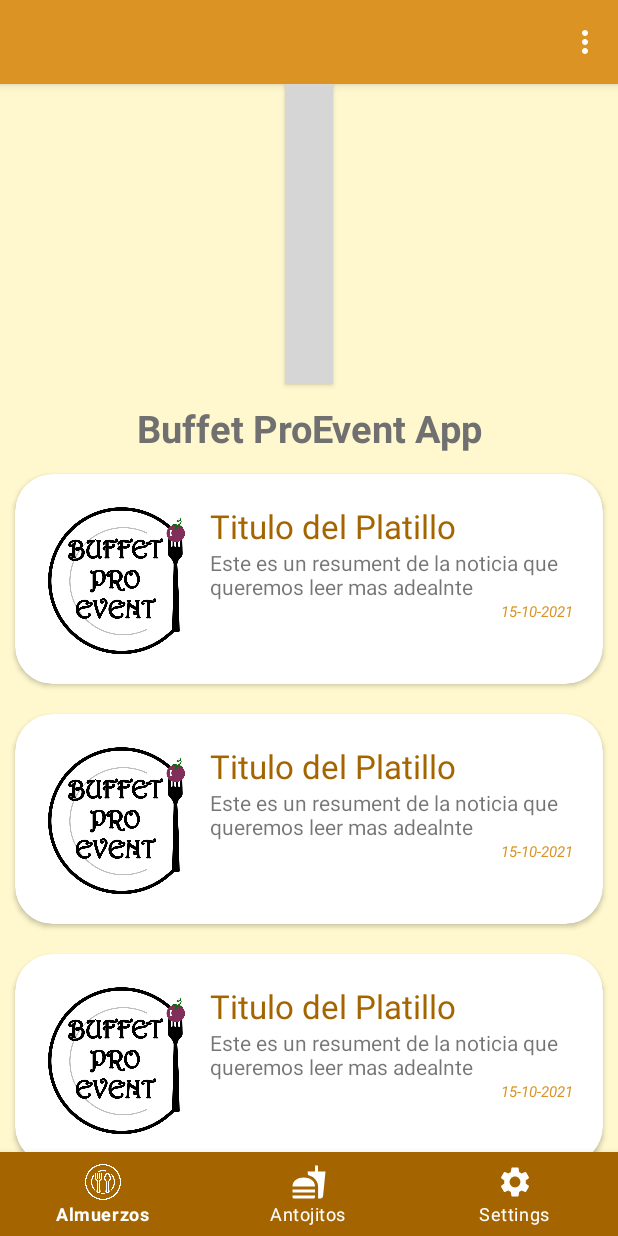
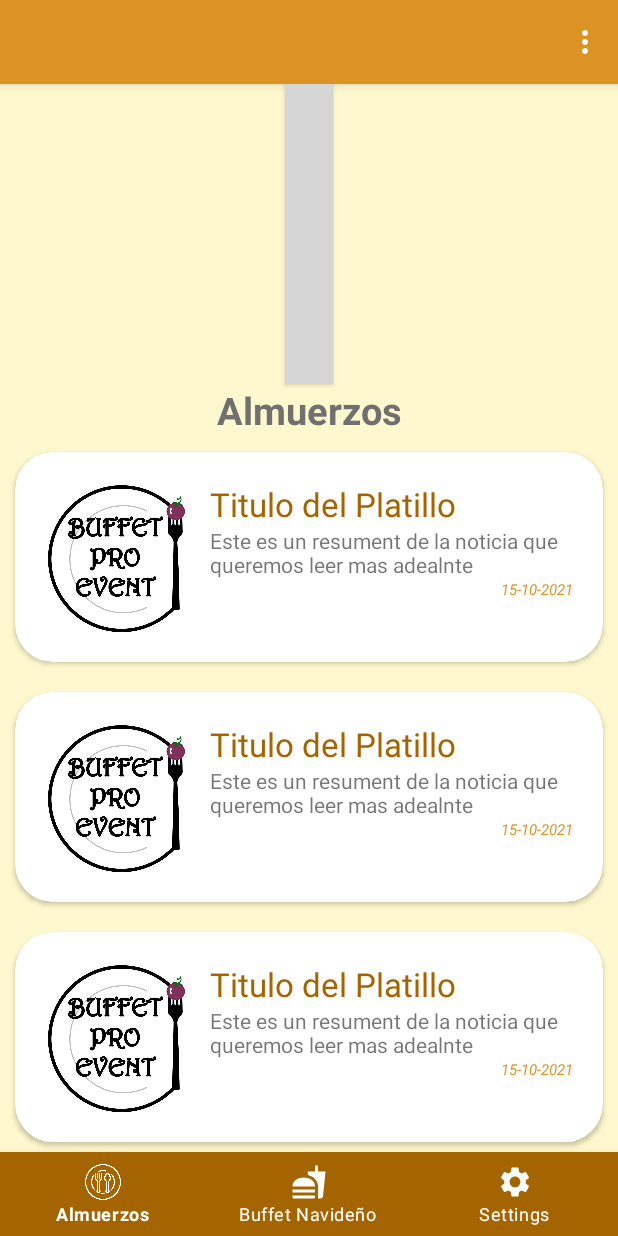
Before and after one commit to mrgomezsv/Buffet_Project, an Android app: the screen it shows after launch once a user with an empty profile is signed in (HomeActivity), on a phone screen of 412 x 824 dp. Run offline under Robolectric (Android 15) with nearby library versions, the phone set to English and light mode, and no system bars; our stand-ins replace Firebase (no records; nobody signed in at launch, a user with empty details on screens opened directly); libraries missing offline, so code that uses them is left out: com.denzcoskun.imageslider, com.firebase.ui; plain views replace ImageSlider; 8 statements that could not run were skipped; grey boxes are pictures that could not be loaded.

Commit message:
modificación titulo fragment

```diff
--- a/BuffetApp/app/src/main/res/layout/activity_home.xml
+++ b/BuffetApp/app/src/main/res/layout/activity_home.xml
@@ -101,6 +101,7 @@
             android:textColor="#707070"
             android:textSize="25sp"
             android:textStyle="bold"
+            android:visibility="gone"
             tools:ignore="TextContrastCheck" />
     </androidx.appcompat.widget.LinearLayoutCompat>
 
@@ -108,7 +109,7 @@
         android:id="@+id/container"
         android:layout_width="match_parent"
         android:layout_height="match_parent"
-        android:layout_marginTop="250dp"
+        android:layout_marginTop="200dp"
         app:layout_behavior="@string/appbar_scrolling_view_behavior"/>
 
     <com.google.android.material.bottomnavigation.BottomNavigationView
--- a/BuffetApp/app/src/main/res/layout/fragment_lunch.xml
+++ b/BuffetApp/app/src/main/res/layout/fragment_lunch.xml
@@ -5,10 +5,24 @@
     android:layout_height="match_parent"
     tools:context=".home.LunchFragment">
 
+
+    <TextView
+        android:id="@+id/welcomeMain"
+        android:layout_width="match_parent"
+        android:layout_height="wrap_content"
+        android:gravity="center_horizontal"
+        android:text="Almuerzos"
+        android:textColor="#707070"
+        android:textSize="25sp"
+        android:textStyle="bold"
+        tools:ignore="TextContrastCheck" />
+
+
     <androidx.recyclerview.widget.RecyclerView
         android:id="@+id/lunch_recyclerview"
         android:layout_width="match_parent"
         android:layout_height="match_parent"
+        android:layout_marginTop="35dp"
         android:paddingBottom="56dp"/>
 
 </FrameLayout>
--- a/BuffetApp/app/src/main/res/menu/navigation.xml
+++ b/BuffetApp/app/src/main/res/menu/navigation.xml
@@ -8,7 +8,7 @@
     <item
         android:id="@+id/snack"
         android:icon="@drawable/ic_snack"
-        android:title="Antojitos"
+        android:title="Buffet Navideño"
         />
     <item
         android:id="@+id/settings"
```
Also changed, not shown: BuffetApp/app/src/main/res/layout/fragment_snack.xml (+12 -0 lines).
